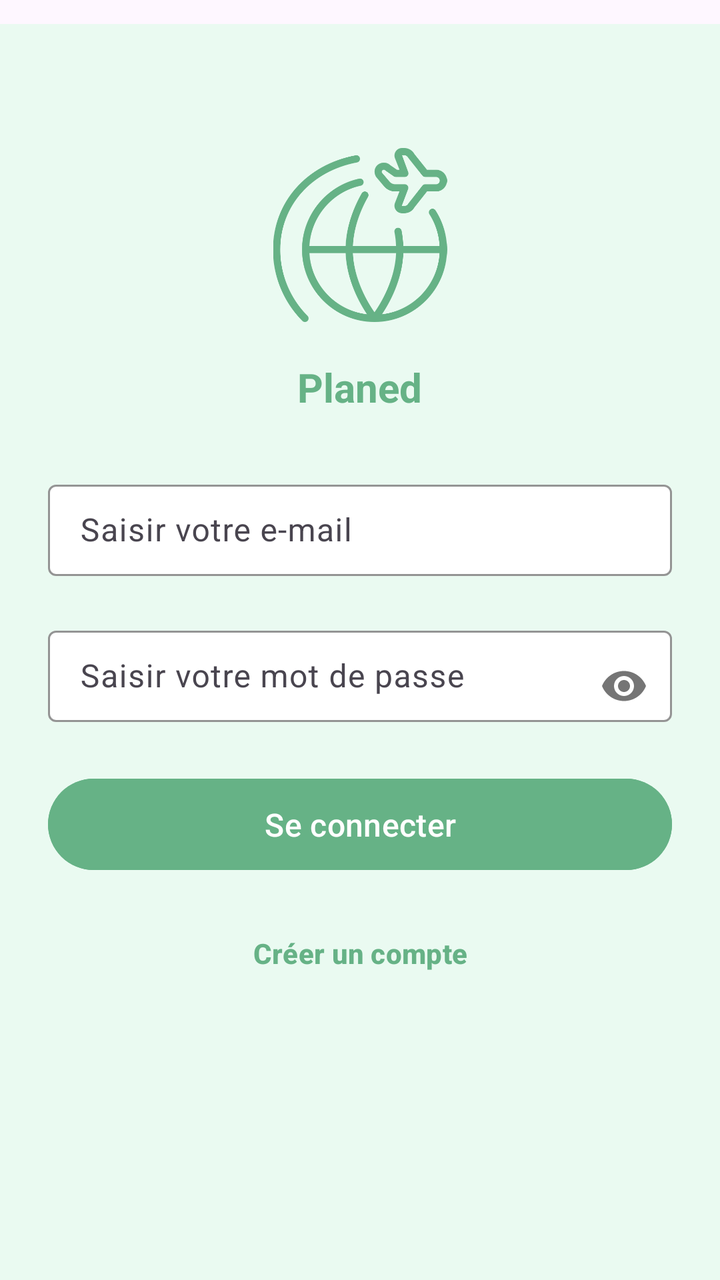
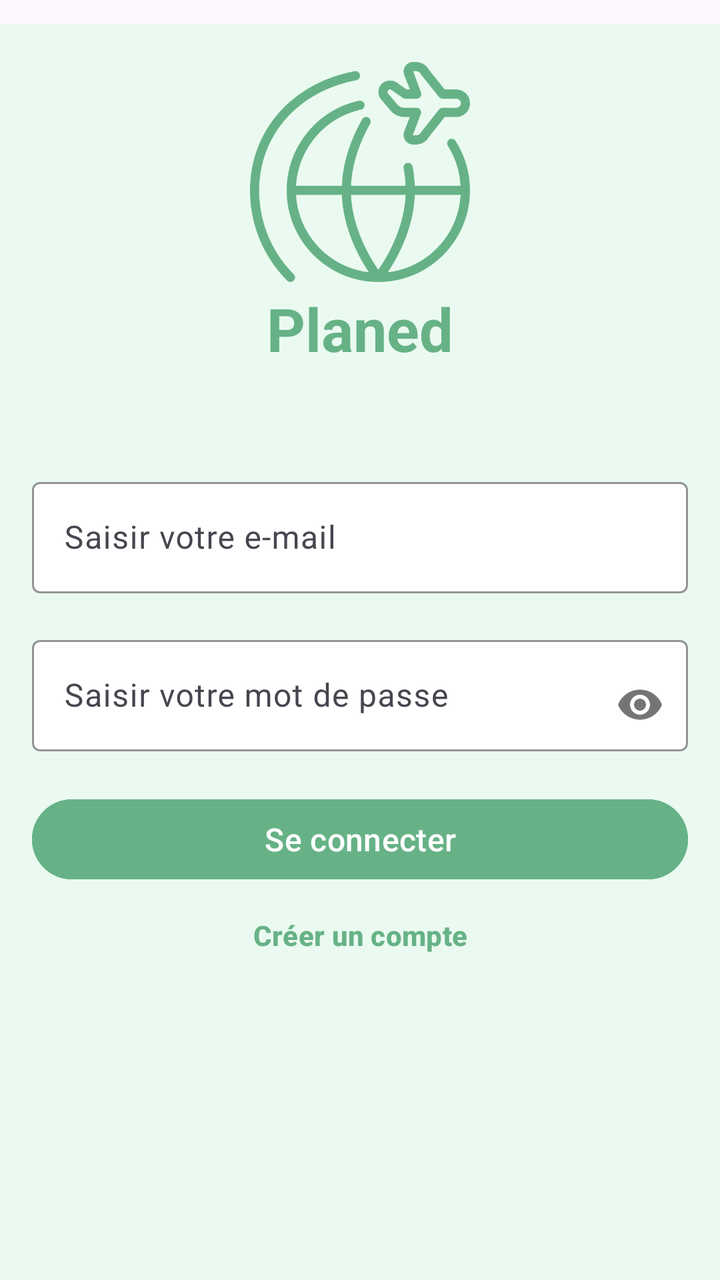

Before-and-after screenshots of an Android layout around one commit, followed by the original layout XML and the change that was made.
<!-- AndroidManifest.xml: application theme Theme.AgenceTouristique7 -->
<!-- res/layout/activity_main.xml -->
<?xml version="1.0" encoding="utf-8"?>
<ScrollView xmlns:android="http://schemas.android.com/apk/res/android"
    xmlns:app="http://schemas.android.com/apk/res-auto"
    xmlns:tools="http://schemas.android.com/tools"
    android:layout_width="match_parent"
    android:layout_height="match_parent"
    android:background="#EAFAF1"
    android:fillViewport="true">

    <LinearLayout
        android:layout_width="match_parent"
        android:layout_height="wrap_content"
        android:gravity="center_horizontal"
        android:orientation="vertical"
        android:paddingHorizontal="24dp"
        android:paddingTop="24dp"
        android:paddingBottom="32dp"
        tools:context=".vue.activites.MainActivity">

        <ImageView
            android:id="@+id/iv_logo"
            android:layout_width="90dp"
            android:layout_height="90dp"
            android:layout_marginTop="32dp"
            android:layout_marginBottom="16dp"
            android:contentDescription="@string/logotravel"
            android:src="@drawable/logo"
            app:tint="@color/colorPrimary" />

        <TextView
            android:id="@+id/tv_titre"
            android:layout_width="wrap_content"
            android:layout_height="wrap_content"
            android:layout_marginBottom="24dp"
            android:gravity="center"
            android:text="@string/planed"
            android:textColor="@color/colorPrimary"
            android:textSize="20sp"
            android:textStyle="bold" />

        <com.google.android.material.textfield.TextInputLayout
            android:id="@+id/email_input_layout"
            android:layout_width="match_parent"
            android:layout_height="wrap_content"
            android:layout_marginBottom="12dp"
            android:hint="@string/saisir_e_mail"
            app:boxBackgroundColor="#FFFFFF"
            app:boxStrokeColor="#80000000"
            app:hintTextColor="#80000000">

            <com.google.android.material.textfield.TextInputEditText
                android:id="@+id/editTextEmail"
                android:layout_width="match_parent"
                android:layout_height="wrap_content"
                android:inputType="textEmailAddress"
                android:paddingVertical="12dp"
                android:textColor="@color/black_text"
                android:textSize="16sp" />
        </com.google.android.material.textfield.TextInputLayout>

        <com.google.android.material.textfield.TextInputLayout
            android:id="@+id/password_input_layout"
            android:layout_width="match_parent"
            android:layout_height="wrap_content"
            android:layout_marginBottom="20dp"
            android:hint="@string/saisir_mots_de_passe"
            app:boxBackgroundColor="#FFFFFF"
            app:boxStrokeColor="#80000000"
            app:hintTextColor="#80000000"
            app:passwordToggleEnabled="true">

            <com.google.android.material.textfield.TextInputEditText
                android:id="@+id/editTextPassword"
                android:layout_width="match_parent"
                android:layout_height="wrap_content"
                android:inputType="textPassword"
                android:paddingVertical="12dp"
                android:textColor="#000000"
                android:textSize="16sp" />
        </com.google.android.material.textfield.TextInputLayout>

        <Button
            android:id="@+id/buttonSignIn"
            android:layout_width="match_parent"
            android:layout_height="wrap_content"
            android:layout_marginBottom="12dp"
            android:backgroundTint="@color/colorPrimary"
            android:paddingVertical="12dp"
            android:text="@string/connecter"
            android:textAllCaps="false"
            android:textColor="#FFFFFF"
            android:textSize="16sp"
            app:cornerRadius="24dp" />

        <Button
            android:id="@+id/buttonCreateAccount"
            android:layout_width="wrap_content"
            android:layout_height="wrap_content"
            android:background="?android:attr/selectableItemBackground"
            android:clickable="true"
            android:focusable="true"
            android:minHeight="48dp"
            android:padding="12dp"
            android:text="@string/creer_compte"
            android:textColor="@color/colorPrimary"
            android:textSize="14sp"
            android:textStyle="bold" />

    </LinearLayout>
</ScrollView>
<!-- resources referenced by this layout -->
<resources>
  <color name="black_text">#333333</color>
  <color name="colorPrimary">#66B286</color>
  <!-- drawable logo: png bitmap (drawable, 40145 bytes) -->
  <string name="connecter">Se connecter</string>
  <string name="creer_compte">Créer un compte</string>
  <string name="logotravel">Logo de Traver</string>
  <string name="planed">Planed</string>
  <string name="saisir_e_mail">Saisir votre e-mail</string>
  <string name="saisir_mots_de_passe">Saisir votre mot de passe</string>
  <style name="Theme.AgenceTouristique7" parent="Base.Theme.AgenceTouristique7" />
  <style name="Base.Theme.AgenceTouristique7" parent="Theme.Material3.DayNight.NoActionBar">
          <item name="android:windowLightStatusBar">true</item>
          <item name="android:windowActionBarOverlay">true</item>
          <item name="android:paddingTop">3dp</item>
      </style>
</resources>

<!-- the commit's change to res/layout/activity_main.xml (unified diff, before → after) -->
@@ -1,42 +1,41 @@
 <?xml version="1.0" encoding="utf-8"?>
-<ScrollView xmlns:android="http://schemas.android.com/apk/res/android"
+<LinearLayout
+    xmlns:android="http://schemas.android.com/apk/res/android"
     xmlns:app="http://schemas.android.com/apk/res-auto"
-    xmlns:tools="http://schemas.android.com/tools"
     android:layout_width="match_parent"
     android:layout_height="match_parent"
+    android:padding="16dp"
+    android:orientation="vertical"
     android:background="#EAFAF1"
-    android:fillViewport="true">
+    android:weightSum="14"
+    android:gravity="center_horizontal">
+
+    <ImageView
+        android:id="@+id/iv_logo"
+        android:layout_width="wrap_content"
+        android:layout_height="0dp"
+        android:layout_weight="3"
+        android:contentDescription="@string/logotravel"
+        android:src="@drawable/logo"
+        app:tint="@color/colorPrimary" />
+
+    <TextView
+        android:id="@+id/tv_titre"
+        android:layout_width="wrap_content"
+        android:layout_height="wrap_content"
+        android:layout_marginBottom="24dp"
+        android:layout_gravity="center"
+        android:text="@string/planed"
+        android:textColor="@color/colorPrimary"
+        android:textSize="30sp"
+        android:textStyle="bold" />
 
     <LinearLayout
         android:layout_width="match_parent"
-        android:layout_height="wrap_content"
-        android:gravity="center_horizontal"
+        android:layout_height="0dp"
+        android:layout_weight="8"
         android:orientation="vertical"
-        android:paddingHorizontal="24dp"
-        android:paddingTop="24dp"
-        android:paddingBottom="32dp"
-        tools:context=".vue.activites.MainActivity">
-
-        <ImageView
-            android:id="@+id/iv_logo"
-            android:layout_width="90dp"
-            android:layout_height="90dp"
-            android:layout_marginTop="32dp"
-            android:layout_marginBottom="16dp"
-            android:contentDescription="@string/logotravel"
-            android:src="@drawable/logo"
-            app:tint="@color/colorPrimary" />
-
-        <TextView
-            android:id="@+id/tv_titre"
-            android:layout_width="wrap_content"
-            android:layout_height="wrap_content"
-            android:layout_marginBottom="24dp"
-            android:gravity="center"
-            android:text="@string/planed"
-            android:textColor="@color/colorPrimary"
-            android:textSize="20sp"
-            android:textStyle="bold" />
+        android:gravity="center">
 
         <com.google.android.material.textfield.TextInputLayout
             android:id="@+id/email_input_layout"
@@ -53,7 +52,6 @@
                 android:layout_width="match_parent"
                 android:layout_height="wrap_content"
                 android:inputType="textEmailAddress"
-                android:paddingVertical="12dp"
                 android:textColor="@color/black_text"
                 android:textSize="16sp" />
         </com.google.android.material.textfield.TextInputLayout>
@@ -74,7 +72,6 @@
                 android:layout_width="match_parent"
                 android:layout_height="wrap_content"
                 android:inputType="textPassword"
-                android:paddingVertical="12dp"
                 android:textColor="#000000"
                 android:textSize="16sp" />
         </com.google.android.material.textfield.TextInputLayout>
@@ -83,11 +80,8 @@
             android:id="@+id/buttonSignIn"
             android:layout_width="match_parent"
             android:layout_height="wrap_content"
-            android:layout_marginBottom="12dp"
             android:backgroundTint="@color/colorPrimary"
-            android:paddingVertical="12dp"
             android:text="@string/connecter"
-            android:textAllCaps="false"
             android:textColor="#FFFFFF"
             android:textSize="16sp"
             app:cornerRadius="24dp" />
@@ -97,14 +91,10 @@
             android:layout_width="wrap_content"
             android:layout_height="wrap_content"
             android:background="?android:attr/selectableItemBackground"
-            android:clickable="true"
-            android:focusable="true"
-            android:minHeight="48dp"
-            android:padding="12dp"
             android:text="@string/creer_compte"
             android:textColor="@color/colorPrimary"
             android:textSize="14sp"
             android:textStyle="bold" />
 
     </LinearLayout>
-</ScrollView>
+</LinearLayout>
